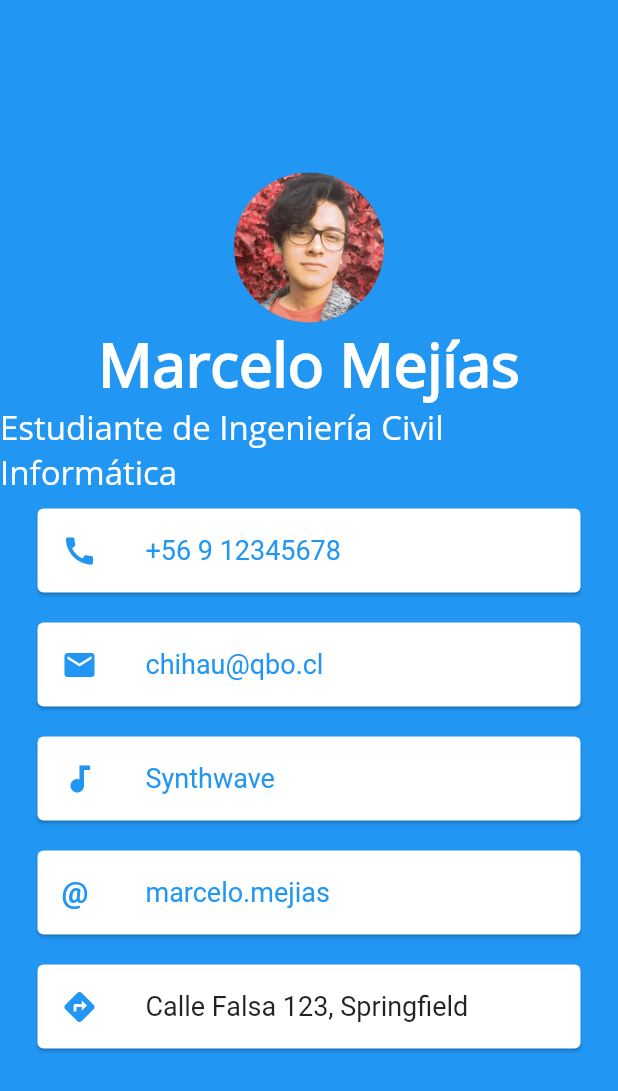
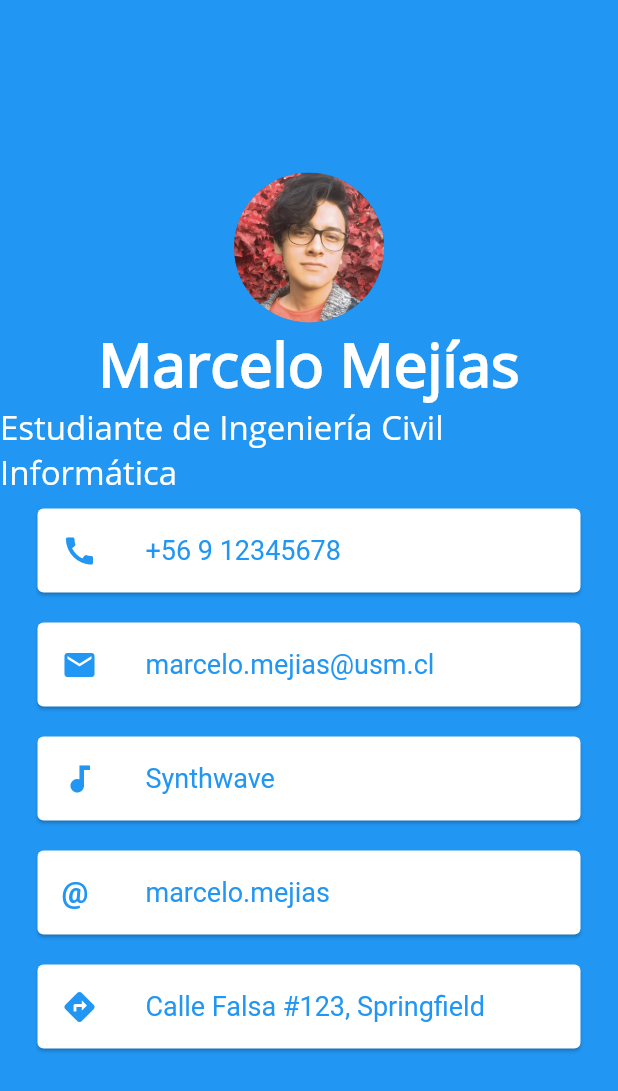
Before and after one commit to MarceloMejias/tarea4iwg101, a Flutter app: the screen it shows after launch, on a phone screen of 412 x 824 dp. Shown: the top 1091 px of the screen. Run offline on Flutter 3.47's test engine with Material 2 defaults, Android fonts, the phone set to English and light mode, and no system bars; Roboto replaces fonts that are missing (Open Sans).

Commit message:
Update 2

```diff
--- /dev/null
+++ b/evidencia/nota.txt
@@ -0,0 +1,6 @@
+Codepen requiere una suscripción para usar
+Assets dentro de los proyectos, pero me aseguré de
+que la fuente nueva y la foto estuvieran en su lugar.
+
+Caso de que si se llega a ejecutar en un dispositivo/emulador
+no debería dar problemas de visualización.
--- a/lib/main.dart
+++ b/lib/main.dart
@@ -87,7 +87,7 @@ class MyApp extends StatelessWidget {
                     color: Colors.blue,
                   ),
                   title: Text(
-                    'chihau@qbo.cl',
+                    'marcelo.mejias@usm.cl',
                     style: TextStyle(
                       color: Colors.blue,
                       fontSize: 18.0,
@@ -95,6 +95,8 @@ class MyApp extends StatelessWidget {
                   ),
                 ),
               ),
+
+              // La tarjeta nueva está acá//
               Card(
                 margin: EdgeInsets.symmetric(
                   vertical: 10.0,
@@ -114,6 +116,8 @@ class MyApp extends StatelessWidget {
                   ),
                 ),
               ),
+              // Acá termina la nueva tarjeta
+
               Card(
                 margin: EdgeInsets.symmetric(
                   vertical: 10.0,
@@ -148,8 +152,9 @@ class MyApp extends StatelessWidget {
                     color: Colors.blue,
                   ),
                   title: Text(
-                    'Calle Falsa 123, Springfield',
+                    'Calle Falsa #123, Springfield',
                     style: TextStyle(
+                      color: Colors.blue,
                       fontSize: 18.0,
                     ),
                   ),
```
Also changed, not shown: evidencia/codepen - chihau.png (added), evidencia/codepen - modificado.png (added), evidencia/flutter doctor vscode - sin emu.png (added).
